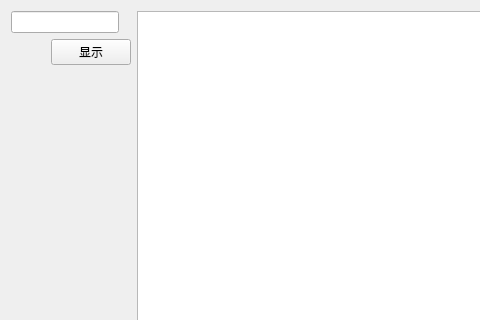
Above: view_playermatchhistory.ui from vkensou/DOTA2Statistics before the change; both pictures show x 0 to 480 and y 0 to 320 of the 672 by 483 pixel window. Below: the same form after it.
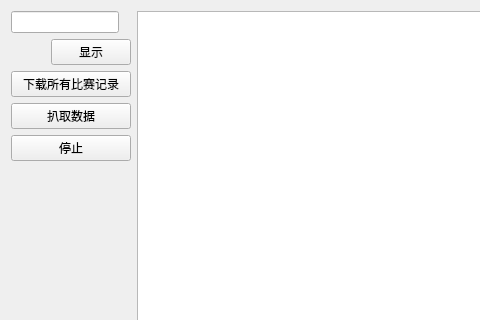
That is the form after the change.

Commit message: Add a queue for fetch player match history.

```diff
--- a/view_playermatchhistory.ui
+++ b/view_playermatchhistory.ui
@@ -62,6 +62,27 @@
        </item>
       </layout>
      </item>
+     <item>
+      <widget class="QPushButton" name="downloadMatches">
+       <property name="text">
+        <string>下载所有比赛记录</string>
+       </property>
+      </widget>
+     </item>
+     <item>
+      <widget class="QPushButton" name="fetchData">
+       <property name="text">
+        <string>扒取数据</string>
+       </property>
+      </widget>
+     </item>
+     <item>
+      <widget class="QPushButton" name="stopFetch">
+       <property name="text">
+        <string>停止</string>
+       </property>
+      </widget>
+     </item>
      <item>
       <spacer name="verticalSpacer">
        <property name="orientation">
```
The commit also changes 10 other files.
